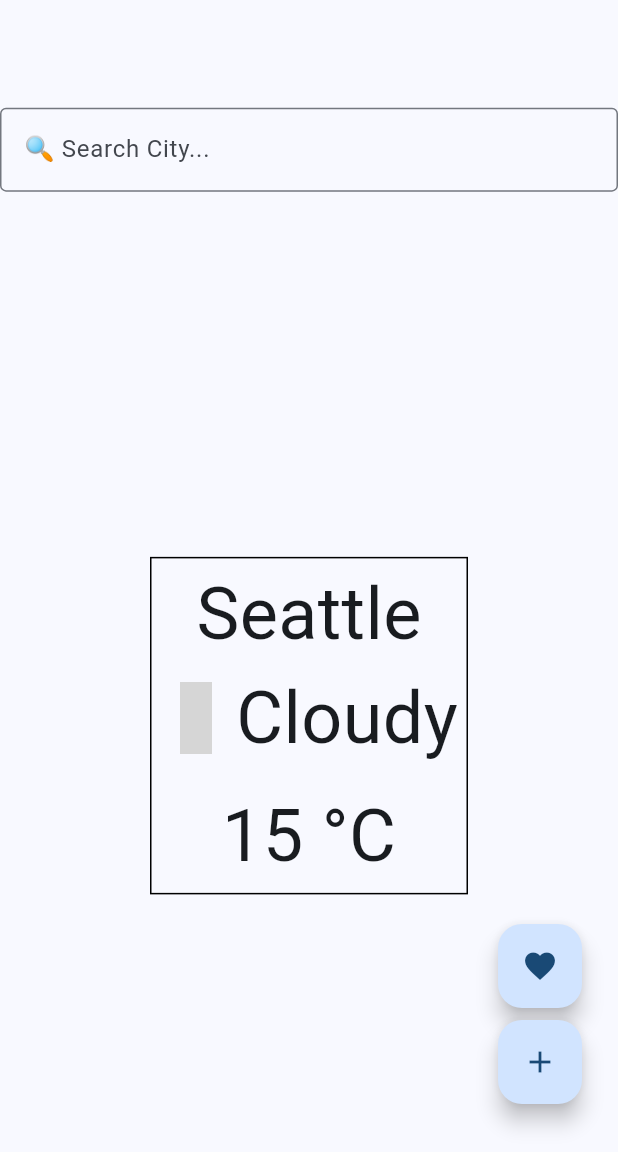
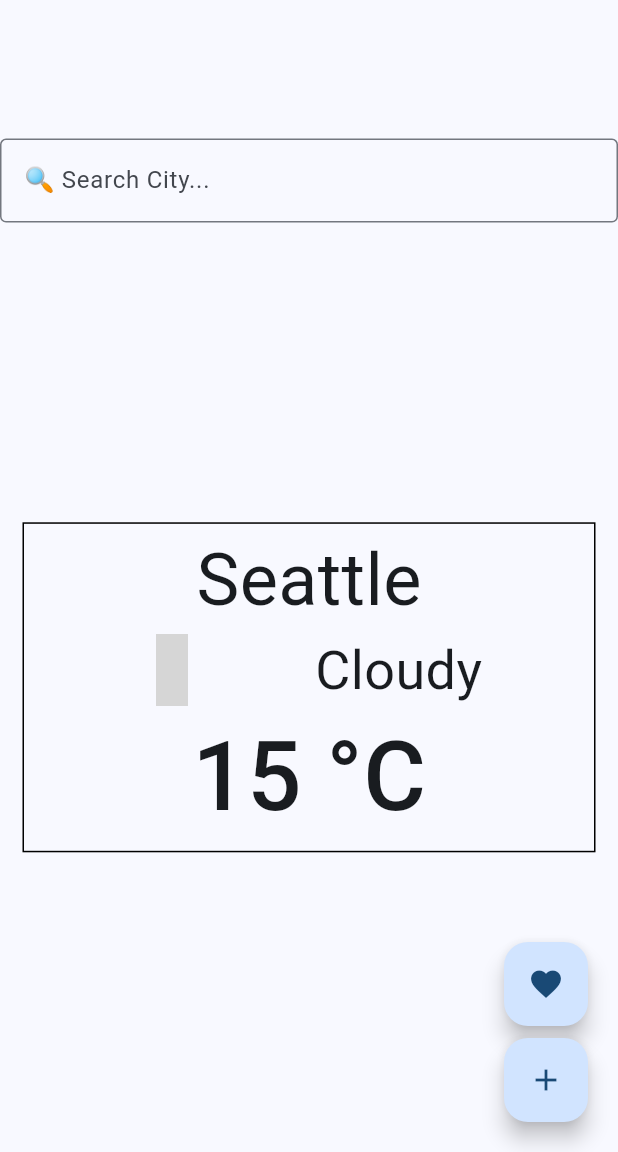
Before and after one commit to ThrasyvoulosK/Weather-App, a Flutter app: the screen it shows after launch, on a phone screen of 412 x 824 dp, the part 84-1236 px from its top. Run offline on Flutter 3.47's test engine with Material 3 defaults, Android fonts, the phone set to English and light mode, and no system bars; our stand-ins replace material_design_icons_flutter; grey boxes are pictures that could not be loaded.

Commit message:
Fixes ui elements for flexibility

```diff
--- a/lib/main.dart
+++ b/lib/main.dart
@@ -2,6 +2,7 @@ import 'package:flutter/material.dart';
 import 'dart:core';
 import 'dart:convert';
 import 'package:flutter/services.dart';
+import 'package:flutter/widgets.dart';
 import 'package:material_design_icons_flutter/material_design_icons_flutter.dart';
 
 import 'cities.dart';
@@ -198,10 +199,12 @@ class _MyHomePageState extends State<MyHomePage> {
           title: Text(widget.title),
           centerTitle: true,
         ),
+        resizeToAvoidBottomInset: false,
         body: Center(
 
           child: Column(
             mainAxisAlignment: MainAxisAlignment.spaceEvenly,
+            //alignment: Alignment.topCenter,
 
             children: <Widget>[
               TextField(
@@ -213,6 +216,7 @@ class _MyHomePageState extends State<MyHomePage> {
                   hintText: '🔍 Search City...',
                   border: OutlineInputBorder(),
                 ),
+
               ),
               ListView.builder(
                 shrinkWrap: true,
@@ -259,15 +263,19 @@ class _MyHomePageState extends State<MyHomePage> {
                   );
                 },
               ),
+
               Container(
-                margin: const EdgeInsets.all(100.0),
+                margin: const EdgeInsets.all(15.0),
                 padding: const EdgeInsets.all(3.0),
                 decoration: BoxDecoration(
                   border: Border.all(color: Colors.black),
                 ),
+                alignment: Alignment.topCenter,
                 child:
-                Column(children: [
-                  Text(currentCity, style: TextStyle(fontSize: 48)),
+                Column(
+                  mainAxisAlignment: MainAxisAlignment.center,
+                  children: [
+                  Text(currentCity, style: TextStyle(fontSize: 48),overflow: TextOverflow.ellipsis,),
               Row(
                 mainAxisAlignment: MainAxisAlignment.spaceEvenly,
                 children: [
@@ -275,15 +283,17 @@ class _MyHomePageState extends State<MyHomePage> {
                     currentIcon,
                     size: 48,
                   ),
-                  Text(currentCondition, style: TextStyle(fontSize: 48)),
+                  Flexible(child:Text(currentCondition, style: TextStyle(fontSize: 36))),
                 ],
               ),
-              SizedBox(height: 10),
-              Text(currentCelsiusTemperature, style: TextStyle(fontSize: 48))
+              //SizedBox(height: 5),
+              Text(currentCelsiusTemperature, style: TextStyle(fontSize: 64,fontWeight: FontWeight.w500))
 
                 ],)
 
-              )
+              ),
+              SizedBox(height: 0),
+
             ],
           ),
         ),
@@ -295,8 +305,8 @@ class _MyHomePageState extends State<MyHomePage> {
                 tooltip: 'View Favourites',
                 child: Icon(Icons.favorite),
               ),
-              bottom: 80.0,
-              right: 8.0,
+              bottom: 68.0,
+              right: 4.0,
             ),
             Positioned(
               child: FloatingActionButton(
@@ -304,8 +314,8 @@ class _MyHomePageState extends State<MyHomePage> {
                 tooltip: 'Add To Favourites',
                 child: const Icon(Icons.add),
               ),
-              bottom: 16.0,
-              right: 8.0,
+              bottom: 4.0,
+              right: 4.0,
             ),
           ],
         ));
```
